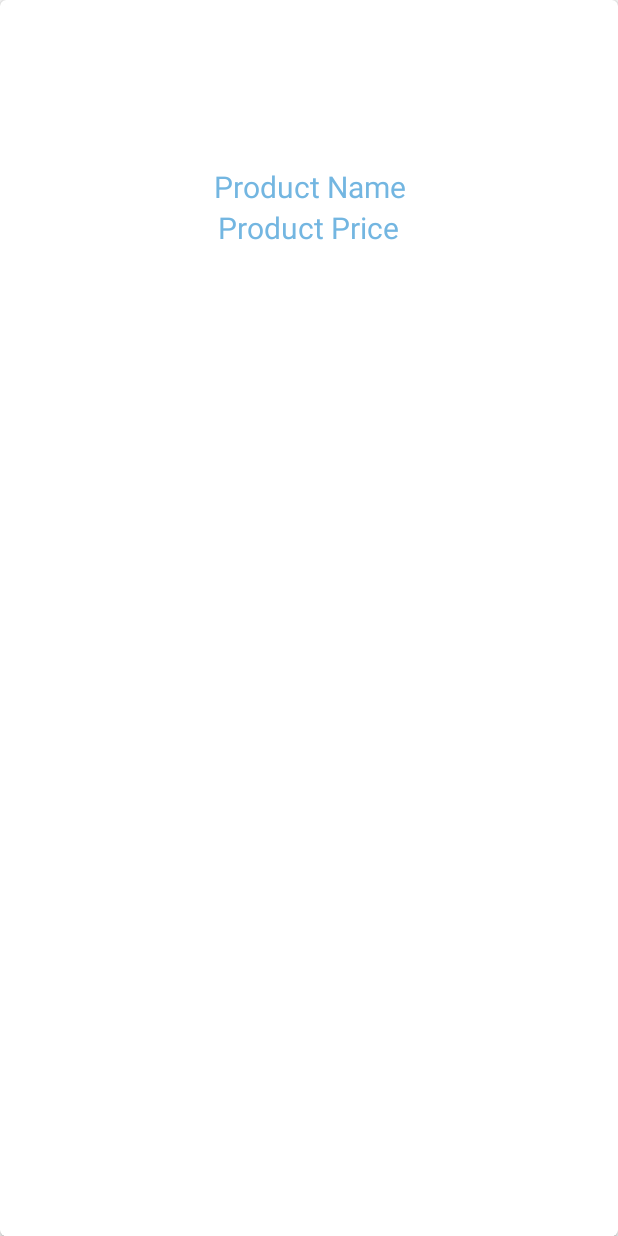
After one commit to nguyenlyminhman/menwatch-android, an Android app: the layout recyclerview_latest_product.xml on its own in the app's theme, with its tools: preview values and no code run, on a phone screen of 412 x 824 dp. The commit adds this screen. Run offline under Robolectric (Android 15) with nearby library versions, the phone set to English and light mode, and no system bars.

Commit message:
Load product to main screen without image. But, Code is running well.

```diff
--- a/app/src/main/java/com/greenwich/model/Brand.java
+++ b/app/src/main/java/com/greenwich/model/Brand.java
@@ -2,6 +2,7 @@ package com.greenwich.model;
 
 /**
  * Created by nguye on 2/25/2018.
+ *
  */
 
 public class Brand {
--- a/app/src/main/java/com/greenwich/model/Style.java
+++ b/app/src/main/java/com/greenwich/model/Style.java
@@ -2,6 +2,7 @@ package com.greenwich.model;
 
 /**
  * Created by nguye on 2/27/2018.
+ *
  */
 
 public class Style {
--- a/app/src/main/java/com/greenwich/utils/MenwatchServer.java
+++ b/app/src/main/java/com/greenwich/utils/MenwatchServer.java
@@ -10,5 +10,5 @@ public class MenwatchServer {
     public static String host = "192.168.247.2";
     public static String linkBrand = "http://" + host + ":3000/api/brand";
     public static String linkStyle = "http://" + host + ":3000/api/style";
-    //    public static String linkBrand = "http://192.168.247.2:3000/api/brand";
+    public static String linkLatestProduct = "http://" + host + ":3000/api/product/all";
 }
--- /dev/null
+++ b/app/src/main/res/layout/recyclerview_latest_product.xml
@@ -0,0 +1,43 @@
+<?xml version="1.0" encoding="utf-8"?>
+<LinearLayout xmlns:android="http://schemas.android.com/apk/res/android"
+    xmlns:app="http://schemas.android.com/apk/res-auto"
+    android:orientation="vertical"
+    android:layout_width="match_parent"
+    android:layout_height="match_parent">
+<android.support.v7.widget.CardView
+    android:id="@+id/cvProductImage"
+    app:cardCornerRadius="4dp"
+    android:layout_width="match_parent"
+    android:layout_height="match_parent">
+    <FrameLayout
+        android:layout_width="match_parent"
+        android:layout_height="match_parent">
+        <LinearLayout
+            android:gravity="center"
+            android:orientation="vertical"
+            android:layout_width="match_parent"
+            android:layout_height="wrap_content">
+            <ImageView
+                android:id="@+id/imageViewProduct"
+                android:layout_margin="5dp"
+                android:layout_width="100dp"
+                android:layout_height="100dp" />
+            <TextView
+                android:id="@+id/txtProductName"
+                android:text="Product Name"
+                android:gravity="center"
+                android:textSize="20sp"
+                android:textColor="#73B6E1"
+                android:layout_width="wrap_content"
+                android:layout_height="wrap_content" />
+            <TextView
+                android:id="@+id/txtProductPrice"
+                android:textSize="20sp"
+                android:textColor="#73B6E1"
+                android:text="Product Price"
+                android:layout_width="wrap_content"
+                android:layout_height="wrap_content" />
+        </LinearLayout>
+    </FrameLayout>
+</android.support.v7.widget.CardView>
+</LinearLayout>
```
Also changed, not shown: app/src/main/java/com/greenwich/adapter/LatestProductAdapter.java (added, +67 -0 lines), app/src/main/java/com/greenwich/menwatch/MainActivity.java (+54 -3 lines), app/src/main/java/com/greenwich/model/Product.java (added, +71 -0 lines), app/src/main/res/layout/activity_main.xml (+10 -10 lines).
